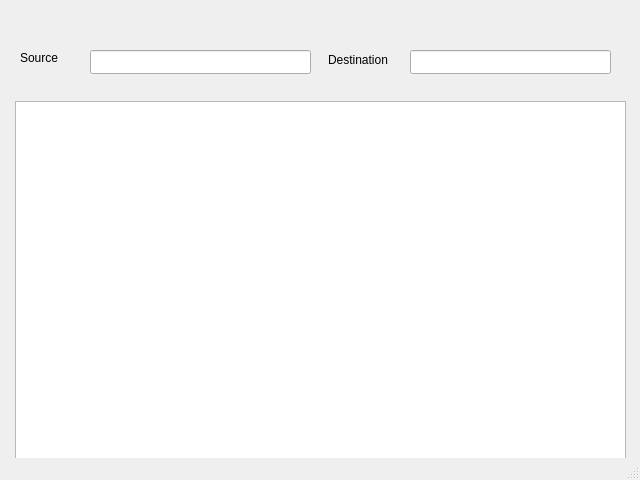
Before: the Qt Designer form mainwindow.ui in olafurjohannsson/Catalogr, drawn with Qt 5.
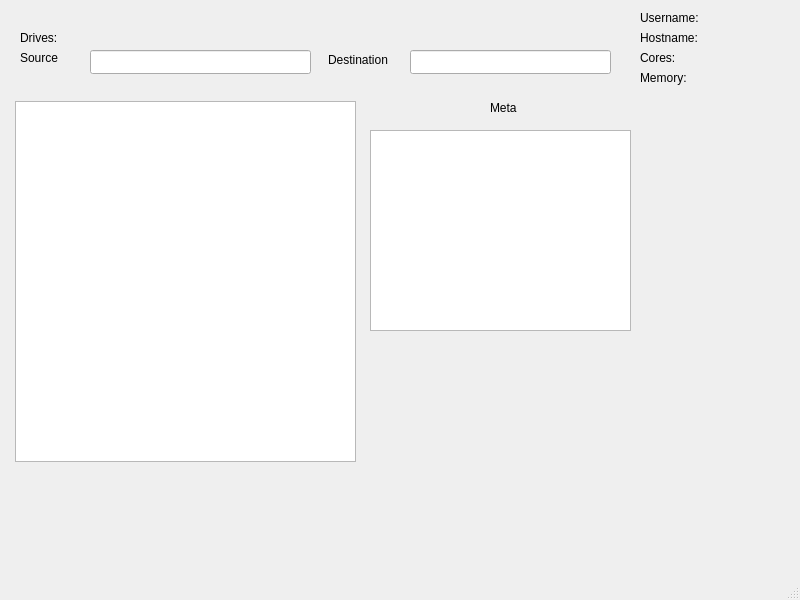
After: the same form once the commit is applied.

```diff
--- a/mainwindow.ui
+++ b/mainwindow.ui
@@ -6,8 +6,8 @@
    <rect>
     <x>0</x>
     <y>0</y>
-    <width>640</width>
-    <height>480</height>
+    <width>800</width>
+    <height>600</height>
    </rect>
   </property>
   <property name="windowTitle">
@@ -19,7 +19,7 @@
      <rect>
       <x>15</x>
       <y>101</y>
-      <width>611</width>
+      <width>341</width>
       <height>361</height>
      </rect>
     </property>
@@ -70,6 +70,159 @@
      <string>Destination</string>
     </property>
    </widget>
+   <widget class="QLabel" name="label_3">
+    <property name="geometry">
+     <rect>
+      <x>490</x>
+      <y>100</y>
+      <width>71</width>
+      <height>16</height>
+     </rect>
+    </property>
+    <property name="text">
+     <string>Meta</string>
+    </property>
+   </widget>
+   <widget class="QTextBrowser" name="txtMeta">
+    <property name="geometry">
+     <rect>
+      <x>370</x>
+      <y>130</y>
+      <width>261</width>
+      <height>201</height>
+     </rect>
+    </property>
+   </widget>
+   <widget class="QLabel" name="lbl1">
+    <property name="geometry">
+     <rect>
+      <x>640</x>
+      <y>30</y>
+      <width>71</width>
+      <height>16</height>
+     </rect>
+    </property>
+    <property name="text">
+     <string>Hostname:</string>
+    </property>
+   </widget>
+   <widget class="QLabel" name="lblHostname">
+    <property name="geometry">
+     <rect>
+      <x>720</x>
+      <y>30</y>
+      <width>71</width>
+      <height>20</height>
+     </rect>
+    </property>
+    <property name="text">
+     <string/>
+    </property>
+   </widget>
+   <widget class="QLabel" name="lblHostname_2">
+    <property name="geometry">
+     <rect>
+      <x>640</x>
+      <y>10</y>
+      <width>71</width>
+      <height>16</height>
+     </rect>
+    </property>
+    <property name="text">
+     <string>Username:</string>
+    </property>
+   </widget>
+   <widget class="QLabel" name="lblUsername">
+    <property name="geometry">
+     <rect>
+      <x>710</x>
+      <y>10</y>
+      <width>71</width>
+      <height>20</height>
+     </rect>
+    </property>
+    <property name="text">
+     <string/>
+    </property>
+   </widget>
+   <widget class="QLabel" name="lbl1_2">
+    <property name="geometry">
+     <rect>
+      <x>640</x>
+      <y>50</y>
+      <width>71</width>
+      <height>16</height>
+     </rect>
+    </property>
+    <property name="text">
+     <string>Cores:</string>
+    </property>
+   </widget>
+   <widget class="QLabel" name="lbl1_3">
+    <property name="geometry">
+     <rect>
+      <x>640</x>
+      <y>70</y>
+      <width>71</width>
+      <height>16</height>
+     </rect>
+    </property>
+    <property name="text">
+     <string>Memory:</string>
+    </property>
+   </widget>
+   <widget class="QLabel" name="lblCores">
+    <property name="geometry">
+     <rect>
+      <x>710</x>
+      <y>50</y>
+      <width>71</width>
+      <height>16</height>
+     </rect>
+    </property>
+    <property name="text">
+     <string/>
+    </property>
+   </widget>
+   <widget class="QLabel" name="lblMemory">
+    <property name="geometry">
+     <rect>
+      <x>710</x>
+      <y>70</y>
+      <width>71</width>
+      <height>16</height>
+     </rect>
+    </property>
+    <property name="text">
+     <string/>
+    </property>
+   </widget>
+   <widget class="QLabel" name="label_4">
+    <property name="geometry">
+     <rect>
+      <x>20</x>
+      <y>30</y>
+      <width>59</width>
+      <height>16</height>
+     </rect>
+    </property>
+    <property name="text">
+     <string>Drives: </string>
+    </property>
+   </widget>
+   <widget class="QLabel" name="lblDrives">
+    <property name="geometry">
+     <rect>
+      <x>90</x>
+      <y>30</y>
+      <width>59</width>
+      <height>16</height>
+     </rect>
+    </property>
+    <property name="text">
+     <string/>
+    </property>
+   </widget>
   </widget>
   <widget class="QStatusBar" name="statusBar"/>
  </widget>
```
